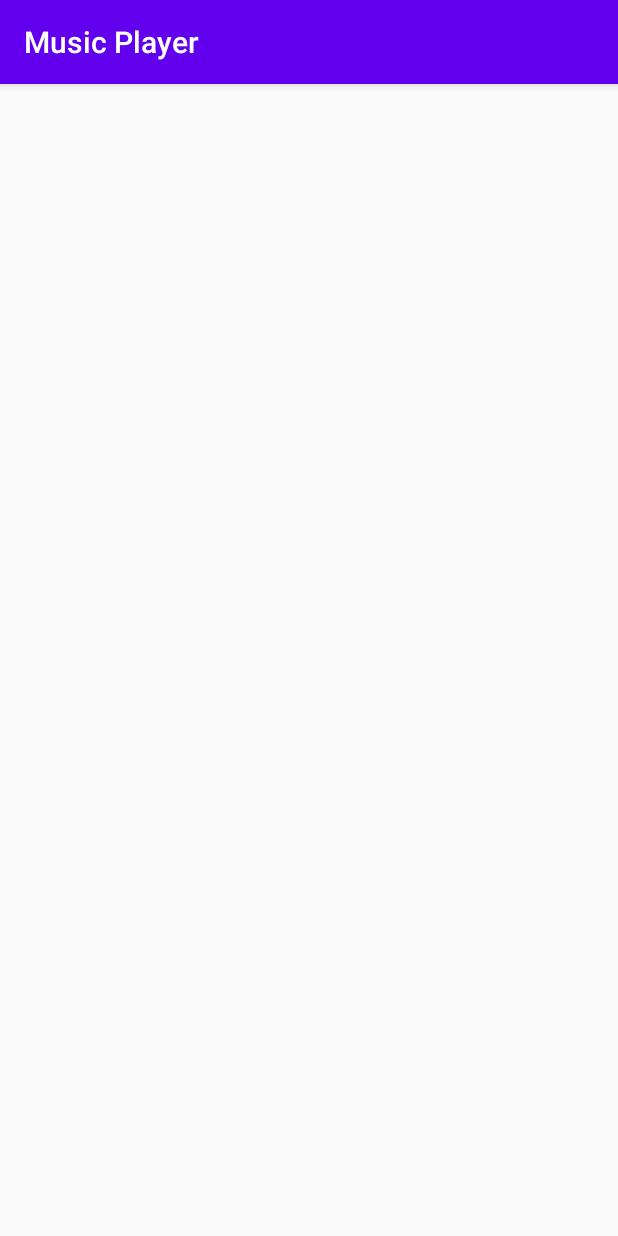
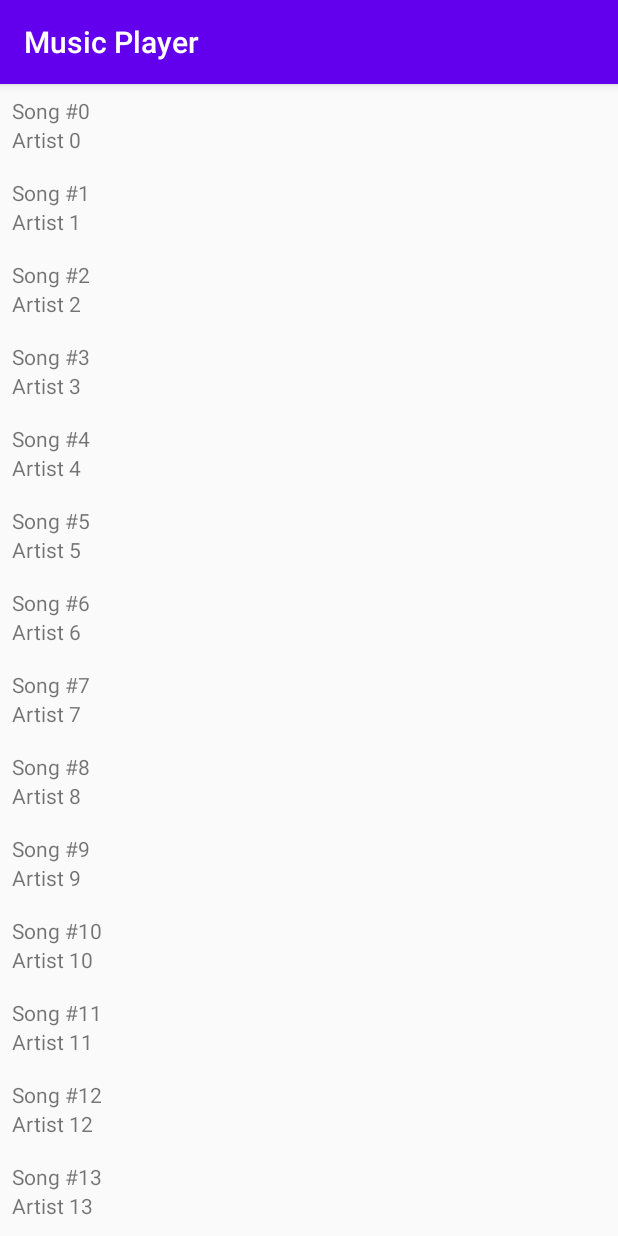
Before and after one commit to gperalta102/musicplayerfinalproject, an Android app: the screen it shows after launch (MainActivity), on a phone screen of 412 x 824 dp. Run offline under Robolectric (Android 15) with nearby library versions, the phone set to English and light mode, and no system bars.

Commit message:
RecyclerView has been connected

```diff
--- a/app/src/main/java/com/gperalta/android/musicplayer/SongListFragment.kt
+++ b/app/src/main/java/com/gperalta/android/musicplayer/SongListFragment.kt
@@ -5,16 +5,22 @@ import android.util.Log
 import android.view.LayoutInflater
 import android.view.View
 import android.view.ViewGroup
+import android.widget.TextView
+import android.widget.Toast
 import androidx.fragment.app.Fragment
 import androidx.lifecycle.ViewModelProvider
 import androidx.lifecycle.ViewModelProviders
 import androidx.recyclerview.widget.LinearLayoutManager
 import androidx.recyclerview.widget.RecyclerView
+import org.w3c.dom.Text
 
 private const val TAG = "SongListFragment"
 
 class SongListFragment: Fragment() {
+
+
     private lateinit var songRecyclerView: RecyclerView
+    private var adapter: SongAdapter? = null
 
     private val songListViewModel: SongListViewModel by lazy {
         ViewModelProviders.of(this).get(SongListViewModel::class.java)
@@ -34,6 +40,8 @@ class SongListFragment: Fragment() {
 
         songRecyclerView = view.findViewById(R.id.song_recycler_view) as RecyclerView
         songRecyclerView.layoutManager = LinearLayoutManager(context)
+        updateUI()
+
         return view
     }
 
@@ -42,4 +50,47 @@ class SongListFragment: Fragment() {
             return SongListFragment()
         }
     }
+
+    private fun updateUI(){
+        val songs = songListViewModel.songs
+        adapter = SongAdapter(songs)
+        songRecyclerView.adapter = adapter
+    }
+
+    private inner class SongHolder(view: View):RecyclerView.ViewHolder(view), View.OnClickListener{
+        private lateinit var song: Song
+
+        private val titleTextView: TextView = itemView.findViewById(R.id.song_title)
+        private val artistTextView: TextView = itemView.findViewById(R.id.song_artist)
+
+        init {
+            itemView.setOnClickListener(this)
+        }
+
+        fun bind(song: Song){
+            this.song = song
+            titleTextView.text = this.song.title
+            artistTextView.text = this.song.artist
+        }
+
+        override fun onClick(v: View) {
+            Toast.makeText(context, "${song.title} pressed!",Toast.LENGTH_SHORT).show()
+        }
+
+    }
+
+    private inner class SongAdapter(var songs: List<Song>): RecyclerView.Adapter<SongHolder>(){
+        override fun onCreateViewHolder(parent: ViewGroup, viewType: Int)
+                : SongHolder {
+            val view = layoutInflater.inflate(R.layout.list_item_song,parent,false)
+            return SongHolder(view)
+        }
+
+        override fun getItemCount() = songs.size
+
+        override fun onBindViewHolder(holder: SongHolder, position: Int) {
+            val song = songs[position]
+            holder.bind(song)
+        }
+    }
 }
--- /dev/null
+++ b/app/src/main/res/layout/list_item_song.xml
@@ -0,0 +1,21 @@
+<?xml version="1.0" encoding="utf-8"?>
+<LinearLayout xmlns:android="http://schemas.android.com/apk/res/android"
+    android:orientation="vertical"
+    android:layout_width="match_parent"
+    android:layout_height="wrap_content"
+    android:padding="8dp"
+    >
+
+    <TextView
+        android:id="@+id/song_title"
+        android:layout_width="match_parent"
+        android:layout_height="wrap_content"
+        android:text="Song Title"/>
+
+    <TextView
+        android:id="@+id/song_artist"
+        android:layout_width="match_parent"
+        android:layout_height="wrap_content"
+        android:text="Artist"/>
+
+</LinearLayout>
```
